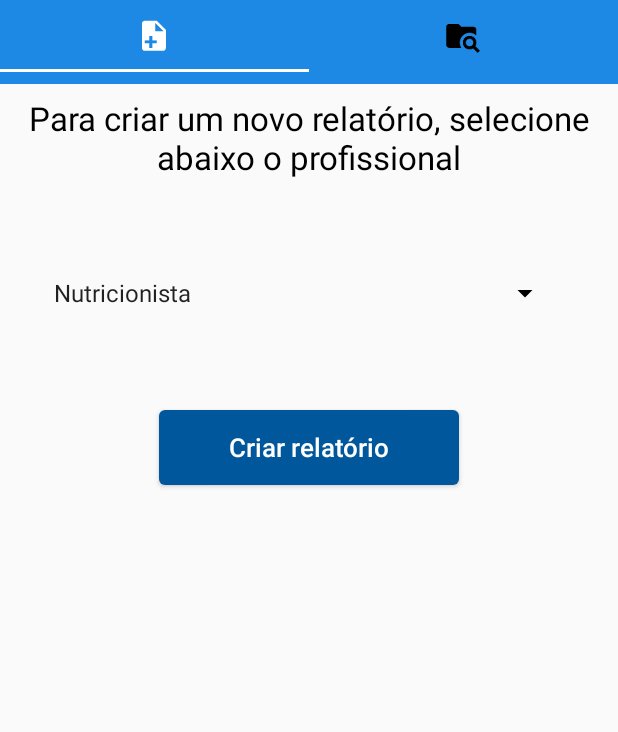
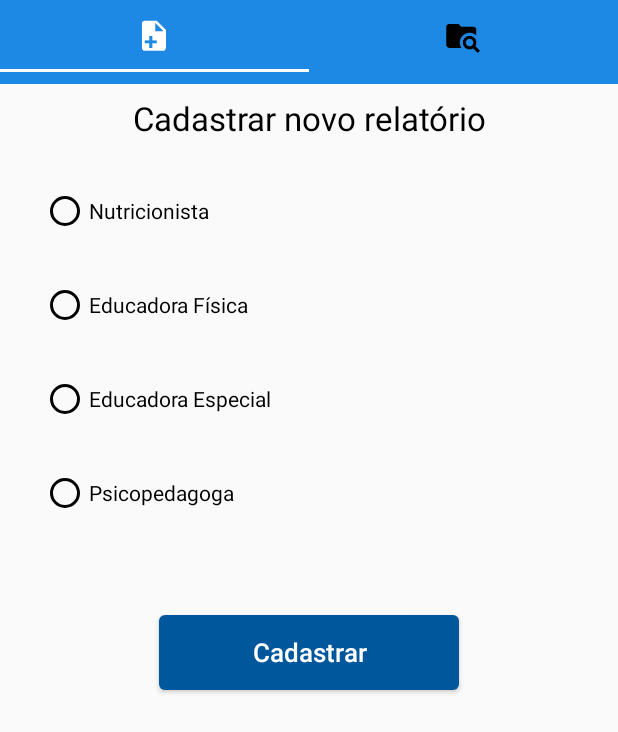
Before and after one commit to rodrigofs09/DesenvolvimentoMobile, an Android app: the screen it shows after launch (MainActivity), on a phone screen of 412 x 824 dp. Shown: the top 732 px of the screen. Run offline under Robolectric (Android 15) with nearby library versions, the phone set to English and light mode, and no system bars.

Commit message:
Atualização do layout

```diff
--- a/app/src/main/java/com/example/victo/acorde/Main/BuscaRelatorioPPFragment.java
+++ b/app/src/main/java/com/example/victo/acorde/Main/BuscaRelatorioPPFragment.java
@@ -8,11 +8,10 @@ import android.support.v4.app.Fragment;
 import android.view.LayoutInflater;
 import android.view.View;
 import android.view.ViewGroup;
-import android.widget.AdapterView;
-import android.widget.ArrayAdapter;
 import android.widget.Button;
-import android.widget.Spinner;
-
+import android.widget.RadioGroup;
+import com.example.victo.acorde.FomularioPsicopedagoga.ListaFormulariosPsicopedagoga.ListaFormulariosPsicopedagogaActivity;
+import com.example.victo.acorde.FormularioEducadoraEspecial.ListaFormulariosEducadoraEspecial.ListaFormulariosEducadoraEspecialActivity;
 import com.example.victo.acorde.FormularioEducadoraFisica.ListaFormulariosEducadoraFisica.ListaFormulariosEducadoraFisicaActivity;
 import com.example.victo.acorde.FormularioNutricionista.ListaFormulariosNutricionista.ListaFormulariosNutricionistaActivity;
 import com.example.victo.acorde.R;
@@ -21,30 +20,15 @@ public class BuscaRelatorioPPFragment extends Fragment implements View.OnClickLi
 
     private static final String ARG_PARAM1 = "param1";
     private static final String ARG_PARAM2 = "param2";
-
-    private View view;
-    private Button proximo;
-    private Spinner mySpinner;
-    private Context context;
-
     private String mParam1;
     private String mParam2;
-
-    private int tipoFuncionaria;
-    private String selectedItemText;
-
     private OnFragmentInteractionListener mListener;
+    private View view;
+    private Button buscar;
+    private RadioGroup funcionario;
+    private Intent vaiProFormulario;
 
     public BuscaRelatorioPPFragment() {
-
-    }
-
-    public void setTipoFuncionaria(int tipoFuncionaria) {
-        this.tipoFuncionaria = tipoFuncionaria;
-    }
-
-    public int getTipoFuncionaria() {
-        return tipoFuncionaria;
     }
 
     public static BuscaRelatorioPPFragment newInstance(String param1, String param2) {
@@ -68,32 +52,10 @@ public class BuscaRelatorioPPFragment extends Fragment implements View.OnClickLi
     @Override
     public View onCreateView(LayoutInflater inflater, ViewGroup container,
                              Bundle savedInstanceState) {
-
         view = inflater.inflate(R.layout.fragment_busca_relatorio_p, container, false);
-        proximo = view.findViewById(R.id.proximo);
-        mySpinner = view.findViewById(R.id.funcionariaBuscaSpinner);
-
-        proximo.setOnClickListener(this);
-
-        final ArrayAdapter<String> myAdapter = new ArrayAdapter<String>(getContext(),
-                android.R.layout.simple_list_item_1, getResources().getStringArray(R.array.names));
-
-        myAdapter.setDropDownViewResource(android.R.layout.simple_spinner_dropdown_item);
-        mySpinner.setAdapter(myAdapter);
-
-        mySpinner.setOnItemSelectedListener(new AdapterView.OnItemSelectedListener(){
-            @Override
-            public void onItemSelected(AdapterView<?> adapterView, View view, int position, long id) {
-                setTipoFuncionaria(position);
-                selectedItemText = (String) adapterView.getItemAtPosition(position);
-            }
-
-            @Override
-            public void onNothingSelected(AdapterView<?> adapterView) {
-
-            }
-        });
-
+        buscar = view.findViewById(R.id.buscar);
+        funcionario = view.findViewById(R.id.RadioGroupBuscar);
+        buscar.setOnClickListener(this);
         return view;
     }
 
@@ -116,24 +78,28 @@ public class BuscaRelatorioPPFragment extends Fragment implements View.OnClickLi
 
     @Override
     public void onClick(View view) {
-
         switch (view.getId()) {
-            case R.id.proximo:
-                if(getTipoFuncionaria() == 0){ //Abre a lista da nutricionista
-                    Intent vaiPraLista = new Intent(getActivity() , ListaFormulariosNutricionistaActivity.class);
-                    startActivity(vaiPraLista);
+            case R.id.buscar:
+                switch (funcionario.getCheckedRadioButtonId()) {
+                    case R.id.buscaNutricionista:
+                        vaiProFormulario = new Intent(getActivity(), ListaFormulariosNutricionistaActivity.class);
+                        startActivity(vaiProFormulario);
+                        break;
+                    case R.id.buscaEducadoraFisica:
+                        vaiProFormulario = new Intent(getActivity(), ListaFormulariosEducadoraFisicaActivity.class);
+                        startActivity(vaiProFormulario);
+                        break;
+                    case R.id.buscaEducadoraEspecial:
+                        vaiProFormulario = new Intent(getActivity(), ListaFormulariosEducadoraEspecialActivity.class);
+                        startActivity(vaiProFormulario);
+                        break;
+                    case R.id.buscaPsicopedagoga:
+                        vaiProFormulario = new Intent(getActivity(), ListaFormulariosPsicopedagogaActivity.class);
+                        startActivity(vaiProFormulario);
+                        break;
+                    default:
+                        break;
                 }
-                /*if(getTipoFuncionaria() == 1){ //Abre a lista da educadora fisica
-                    Intent vaiPraLista = new Intent(getActivity() , ListaFormulariosEducadoraFisicaActivity.this);
-                    startActivity(vaiPraLista);
-                }*/
-                /*if(getTipoFuncionaria() == 2){ //Abre a lista da educadora especial
-                    Intent vaiPraLista = new Intent(getActivity() , EducadoraEspecialLista.class);
-                    startActivity(vaiPraLista);
-                }*/
-                break;
-            default:
-                break;
         }
 
     }
--- a/app/src/main/java/com/example/victo/acorde/Main/CriaRelatorioPPFragment.java
+++ b/app/src/main/java/com/example/victo/acorde/Main/CriaRelatorioPPFragment.java
@@ -1,10 +1,7 @@
 package com.example.victo.acorde.Main;
 
-import android.app.DatePickerDialog;
 import android.content.Context;
 import android.content.Intent;
-import android.graphics.Color;
-import android.graphics.drawable.ColorDrawable;
 import android.net.Uri;
 import android.os.Bundle;
 import android.support.annotation.NonNull;
@@ -15,16 +12,14 @@ import android.view.ViewGroup;
 import android.widget.AdapterView;
 import android.widget.ArrayAdapter;
 import android.widget.Button;
-import android.widget.DatePicker;
+import android.widget.RadioGroup;
 import android.widget.Spinner;
-import android.widget.TextView;
-import android.widget.Toast;
 
+import com.example.victo.acorde.FomularioPsicopedagoga.CriaFormularioPsicopedagoga.CriaFormularioPsicopedagogaActivity;
+import com.example.victo.acorde.FormularioEducadoraEspecial.CriaFormularioEducadoraEspecial.CriaFormularioEducadoraEspecialActivity;
 import com.example.victo.acorde.FormularioEducadoraFisica.CriaFormularioEducadoraFisica.CriaFormularioEducadoraFisicaActivity;
 import com.example.victo.acorde.FormularioNutricionista.CriaFormularioNutricionista.CriaFormularioNutricionistaActivity;
 import com.example.victo.acorde.R;
-
-import java.util.Calendar;
 
 public class CriaRelatorioPPFragment extends Fragment implements View.OnClickListener {
 
@@ -32,28 +27,15 @@ public class CriaRelatorioPPFragment extends Fragment implements View.OnClickLis
     private static final String ARG_PARAM2 = "param2";
 
     private View view;
-    private Button proximo;
-    private Spinner mySpinner;
+    private Button cadastrar;
     private Context context;
-
     private String mParam1;
     private String mParam2;
-
-    private int tipoAtividade;
-    private String selectedItemText;
-
     private OnFragmentInteractionListener mListener;
+    private RadioGroup funcionario;
+    Intent vaiProFormulario;
 
     public CriaRelatorioPPFragment() {
-
-    }
-
-    public void setTipoAtividade(int i){
-        tipoAtividade = i;
-    }
-
-    public int getTipoAtividade(){
-        return tipoAtividade;
     }
 
     public static CriaRelatorioPPFragment newInstance(String param1, String param2) {
@@ -72,38 +54,15 @@ public class CriaRelatorioPPFragment extends Fragment implements View.OnClickLis
             mParam1 = getArguments().getString(ARG_PARAM1);
             mParam2 = getArguments().getString(ARG_PARAM2);
         }
-
     }
 
     @Override
     public View onCreateView(@NonNull LayoutInflater inflater, ViewGroup container,
                              Bundle savedInstanceState) {
-
         view = inflater.inflate(R.layout.fragment_cria_relatorio_p, container, false);
-        proximo = view.findViewById(R.id.proximo);
-        mySpinner = view.findViewById(R.id.tipo);
-
-        proximo.setOnClickListener(this);
-
-        final ArrayAdapter<String> myAdapter = new ArrayAdapter<>(context,
-                android.R.layout.simple_spinner_item, getResources().getStringArray(R.array.names));
-
-        myAdapter.setDropDownViewResource(android.R.layout.simple_spinner_dropdown_item);
-        mySpinner.setAdapter(myAdapter);
-
-        mySpinner.setOnItemSelectedListener(new AdapterView.OnItemSelectedListener(){
-            @Override
-            public void onItemSelected(AdapterView<?> adapterView, View view, int position, long id) {
-                setTipoAtividade(position);
-                selectedItemText = (String) adapterView.getItemAtPosition(position);
-            }
-
-            @Override
-            public void onNothingSelected(AdapterView<?> adapterView) {
-
-            }
-        });
-
+        cadastrar = view.findViewById(R.id.cadastrar);
+        funcionario = view.findViewById(R.id.RadioGroupCadastrar);
+        cadastrar.setOnClickListener(this);
         return view;
     }
 
@@ -117,7 +76,6 @@ public class CriaRelatorioPPFragment extends Fragment implements View.OnClickLis
             throw new RuntimeException(context.toString()
                     + " must implement OnFragmentInteractionListener");
         }
-
     }
 
     @Override
@@ -128,40 +86,29 @@ public class CriaRelatorioPPFragment extends Fragment implements View.OnClickLis
 
     @Override
     public void onClick(View view) {
-
         switch (view.getId()) {
-            case R.id.proximo:
-                if(getTipoAtividade() == 0){ //Abre o formulario da nutricionista
-                    Intent vaiProFormulario = new Intent(getActivity() , CriaFormularioNutricionistaActivity.class);
-                    vaiProFormulario.putExtra("tipo", selectedItemText);
+            case R.id.cadastrar:
+                switch (funcionario.getCheckedRadioButtonId()) {
+                    case R.id.cadastraNutricionista:
+                        vaiProFormulario = new Intent(getActivity(), CriaFormularioNutricionistaActivity.class);
                         startActivity(vaiProFormulario);
-                }
-                /*if(getTipoAtividade() == 1){ //Abre o formulario da educadora fisica
-                    Intent vaiProFormulario = new Intent(getActivity() , CriaFormularioEducadoraFisicaActivity.this);
-                    vaiProFormulario.putExtra("tipo", selectedItemText);
-                    vaiProFormulario.putExtra("data", date);
+                        break;
+                    case R.id.cadastraEducadoraFisica:
+                        vaiProFormulario = new Intent(getActivity(), CriaFormularioEducadoraFisicaActivity.class);
                         startActivity(vaiProFormulario);
-                }*/
-                /*if(getTipoAtividade() == 2){ //Abre o formulario da educadora especial
-                    Intent vaiProFormulario = new Intent(getActivity() , EducadoraEspecialActivity.class);
-                    vaiProFormulario.putExtra("tipo", selectedItemText);
-                    vaiProFormulario.putExtra("data", date);
+                        break;
+                    case R.id.cadastraEducadoraEspecial:
+                        vaiProFormulario = new Intent(getActivity(), CriaFormularioEducadoraEspecialActivity.class);
                         startActivity(vaiProFormulario);
-                }*/
-                //Toast.makeText(getContext(), "Calendario", Toast.LENGTH_SHORT).show();
                         break;
-            case R.id.tipo:
-                Toast.makeText(getContext(), "Calendario", Toast.LENGTH_SHORT).show();
-                /*ArrayAdapter<String> myAdapter = new ArrayAdapter<String>(getContext(),
-                        android.R.layout.simple_list_item_1, getResources().getStringArray(R.array.names));
-
-                myAdapter.setDropDownViewResource(android.R.layout.simple_spinner_dropdown_item);
-                tipo.setAdapter(myAdapter);*/
+                    case R.id.cadastraPsicopedagoga:
+                        vaiProFormulario = new Intent(getActivity(), CriaFormularioPsicopedagogaActivity.class);
+                        startActivity(vaiProFormulario);
                         break;
                     default:
                         break;
                 }
-
+        }
     }
 
     public interface OnFragmentInteractionListener {
--- a/app/src/main/java/com/example/victo/acorde/Main/MainActivity.java
+++ b/app/src/main/java/com/example/victo/acorde/Main/MainActivity.java
@@ -5,10 +5,10 @@ import android.support.design.widget.TabLayout;
 import android.support.v4.view.ViewPager;
 import android.support.v7.app.AppCompatActivity;
 import android.os.Bundle;
-
 import com.example.victo.acorde.R;
 
-public class MainActivity extends AppCompatActivity implements CriaRelatorioPPFragment.OnFragmentInteractionListener, BuscaRelatorioPPFragment.OnFragmentInteractionListener {
+public class MainActivity extends AppCompatActivity implements CriaRelatorioPPFragment.OnFragmentInteractionListener,
+        BuscaRelatorioPPFragment.OnFragmentInteractionListener {
 
     @Override
     protected void onCreate(Bundle savedInstanceState) {
@@ -16,9 +16,9 @@ public class MainActivity extends AppCompatActivity implements CriaRelatorioPPFr
         setContentView(R.layout.activity_main);
 
         final TabLayout tabLayout = findViewById(R.id.tablayout);
-        tabLayout.setTabGravity(TabLayout.GRAVITY_FILL);
+        tabLayout.setTabGravity(tabLayout.GRAVITY_FILL);
 
-        final ViewPager viewPager = findViewById(R.id.viewpager);
+        final ViewPager viewPager = (ViewPager) findViewById(R.id.viewpager);
         final PagerAdapter viewAdapter = new PagerAdapter(getSupportFragmentManager(), tabLayout.getTabCount());
         viewPager.setAdapter(viewAdapter);
         viewPager.addOnPageChangeListener(new TabLayout.TabLayoutOnPageChangeListener(tabLayout));
@@ -30,19 +30,13 @@ public class MainActivity extends AppCompatActivity implements CriaRelatorioPPFr
             }
 
             @Override
-            public void onTabUnselected(TabLayout.Tab tab) {
-
-            }
+            public void onTabUnselected(TabLayout.Tab tab) {}
 
             @Override
-            public void onTabReselected(TabLayout.Tab tab) {
-
-            }
+            public void onTabReselected(TabLayout.Tab tab) {}
         });
     }
 
     @Override
-    public void onFragmentInteraction(Uri uri) {
-
-    }
+    public void onFragmentInteraction(Uri uri) {}
 }
--- a/app/src/main/java/com/example/victo/acorde/Main/PagerAdapter.java
+++ b/app/src/main/java/com/example/victo/acorde/Main/PagerAdapter.java
@@ -6,22 +6,22 @@ import android.support.v4.app.FragmentStatePagerAdapter;
 
 public class PagerAdapter extends FragmentStatePagerAdapter {
 
-    private int numberOfTabs;
+    int numberOfTabs;
 
-    PagerAdapter(FragmentManager fm, int numberOfTabs) {
+    public PagerAdapter(FragmentManager fm, int numberOfTabs) {
         super(fm);
         this.numberOfTabs = numberOfTabs;
     }
 
     @Override
     public Fragment getItem(int position) {
-
         switch (position){
-
             case 0:
-                return new CriaRelatorioPPFragment();
+                CriaRelatorioPPFragment ppCria = new CriaRelatorioPPFragment();
+                return ppCria;
             case 1:
-                return new BuscaRelatorioPPFragment();
+                BuscaRelatorioPPFragment ppBusca = new BuscaRelatorioPPFragment();
+                return ppBusca;
             default:
                 return null;
         }
@@ -29,7 +29,6 @@ public class PagerAdapter extends FragmentStatePagerAdapter {
 
     @Override
     public int getCount() {
-
         return numberOfTabs;
     }
 }
--- a/app/src/main/res/layout/fragment_cria_relatorio_p.xml
+++ b/app/src/main/res/layout/fragment_cria_relatorio_p.xml
@@ -26,40 +26,66 @@
         android:gravity="center"
         />
 
-    <LinearLayout
+    <RadioGroup
         android:layout_width="match_parent"
         android:layout_height="wrap_content"
-        android:layout_marginStart="20dp"
-        android:layout_marginLeft="20dp"
-        android:layout_marginRight="30dp"
-        android:layout_marginEnd="30dp"
-        android:layout_marginTop="40dp"
-        android:orientation="horizontal">
+        android:orientation="vertical"
+        android:id="@+id/RadioGroupCadastrar"
+        android:layout_marginEnd="12dp"
+        android:layout_marginStart="12dp"
+        android:layout_marginTop="8dp">
 
-        <Spinner
-            android:id="@+id/tipo"
-            android:layout_width="match_parent"
-            android:layout_height="40dp"
-            android:layout_marginBottom="8dp"
-            android:layout_marginEnd="8dp"
-            android:layout_marginLeft="8dp"
-            android:layout_marginRight="8dp"
-            android:layout_marginStart="8dp"
-            android:layout_marginTop="8dp"
-            android:textSize="30sp"/>
+        <RadioButton
+            android:id="@+id/cadastraNutricionista"
+            android:layout_width="wrap_content"
+            android:layout_height="wrap_content"
+            android:layout_marginLeft="15dp"
+            android:layout_marginStart="15dp"
+            android:layout_marginTop="15dp"
+            android:layout_marginBottom="15dp"
+            android:text="@string/formularioNutricionista" />
 
+        <RadioButton
+            android:id="@+id/cadastraEducadoraFisica"
+            android:layout_width="wrap_content"
+            android:layout_height="wrap_content"
+            android:layout_marginLeft="15dp"
+            android:layout_marginStart="15dp"
+            android:layout_marginTop="15dp"
+            android:layout_marginBottom="15dp"
+            android:text="@string/formularioEducadoraFisica" />
 
-    </LinearLayout>
+        <RadioButton
+            android:id="@+id/cadastraEducadoraEspecial"
+            android:layout_width="wrap_content"
+            android:layout_height="wrap_content"
+            android:layout_marginLeft="15dp"
+            android:layout_marginStart="15dp"
+            android:layout_marginTop="15dp"
+            android:layout_marginBottom="15dp"
+            android:text="@string/educadoraEspecial" />
+
+        <RadioButton
+            android:id="@+id/cadastraPsicopedagoga"
+            android:layout_width="wrap_content"
+            android:layout_height="wrap_content"
+            android:layout_marginLeft="15dp"
+            android:layout_marginStart="15dp"
+            android:layout_marginTop="15dp"
+            android:layout_marginBottom="15dp"
+            android:text="@string/formularioPsicopedagoga" />
+
+    </RadioGroup>
 
     <Button
-        android:id="@+id/proximo"
+        android:id="@+id/cadastrar"
         android:layout_width="200dp"
         android:layout_height="50dp"
         android:layout_gravity="center"
         android:layout_marginLeft="30dp"
         android:layout_marginRight="30dp"
         android:layout_marginTop="50dp"
-        android:text="@string/proximoNovoRelatorio"
+        android:text="@string/cadastrar"
         android:textAllCaps="false"
         android:textColor="@color/white"
         android:textSize="17sp"
--- a/app/src/main/res/values/strings.xml
+++ b/app/src/main/res/values/strings.xml
@@ -3,22 +3,24 @@
     <string name="username">Nome de usuário</string>
     <string name="password">Senha</string>
     <string name="sign_in">Entrar</string>
+    <string name="invalid_username">Usuário inválido</string>
     <string name="invalid_name">Nome inválido</string>
-    <string name="invalid_date">Data inválida</string>
     <string name="invalid_password">Senha inválida</string>
     <string name="developer_name">ACORDE SÃO CARLOS</string>
     <string name="formularioNutricionista">Nutricionista</string>
     <string name="formularioEducadoraFisica">Educadora Física</string>
     <string name="educadoraEspecial">Educadora Especial</string>
+    <string name="formularioPsicopedagoga">Psicopedagoga</string>
     <string name="semRelatorios">Não há relatórios cadastrados</string>
     <string name="nomeAssistido">NomeAssistido</string>
     <string name="mensagens">Mensagens</string>
+    <string name="invalid_date">Data inválida</string>
     <string name="data">Data do atendimento</string>
     <string name="proximoListarRelatorio">Visualizar relatórios</string>
     <string name="proximoNovoRelatorio">Criar relatório</string>
-    <string name="infoNovoRelatorio">Para criar um novo relatório, selecione abaixo o profissional </string>
-    <string name="novoRelatorio">Criar novo relatório</string>
-    <string name="buscaRelatorio">Buscar Relatório</string>
+    <string name="infoNovoRelatorio">Cadastrar novo relatório</string>
+    <string name="cadastrar">Cadastrar</string>
+    <string name="buscar">Buscar</string>
     <string name="dataAtendimento">Selecione a Data do Atendimento</string>
     <string name="nomeDoAssistido">Nome do Assistido</string>
     <string name="motivoAtendimento">Motivo do Atendimento</string>
@@ -51,10 +53,4 @@
     <string name="observacao">Observação</string>
     <string name="finalizar">Finalizar</string>
     <string name="procurar">Procurar relatório</string>
-
-    <string-array name="names">
-        <item>Nutricionista</item>
-        <item>Educadora Física</item>
-        <item>Educadora Especial</item>
-    </string-array>
 </resources>
```
Also changed, not shown: app/src/main/res/layout/fragment_busca_relatorio_p.xml (+47 -22 lines), app/src/main/res/layout/fragment_mensagens_p.xml (deleted, +0 -27 lines). Lines whose indentation alone changed are shown as unchanged.
